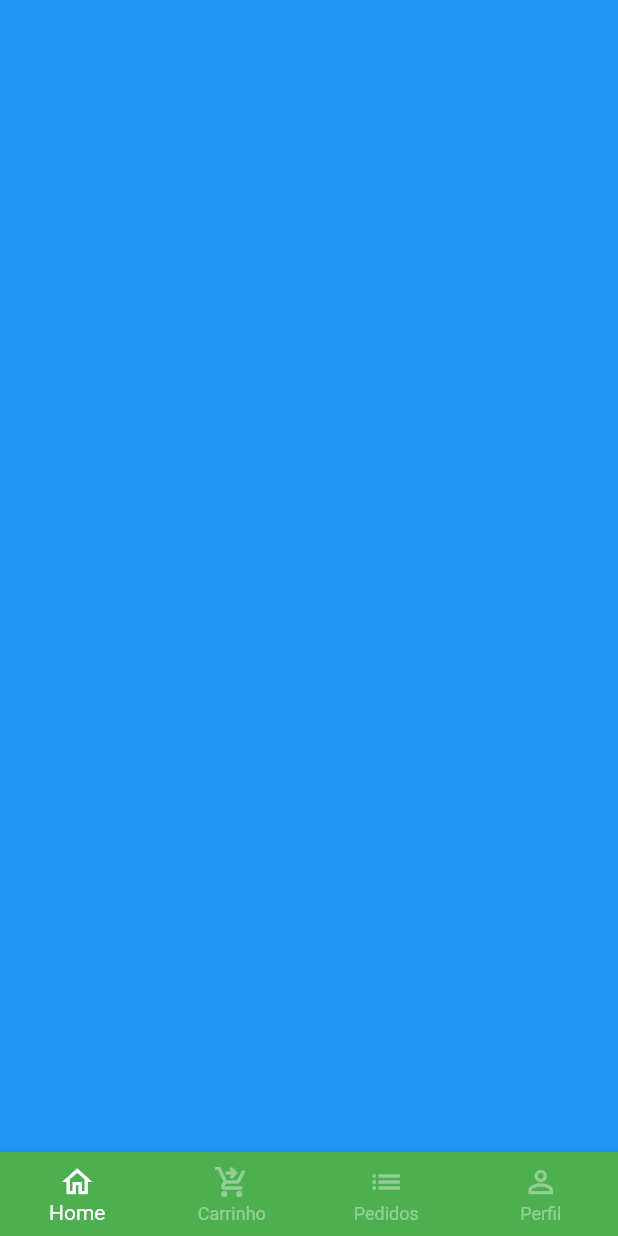
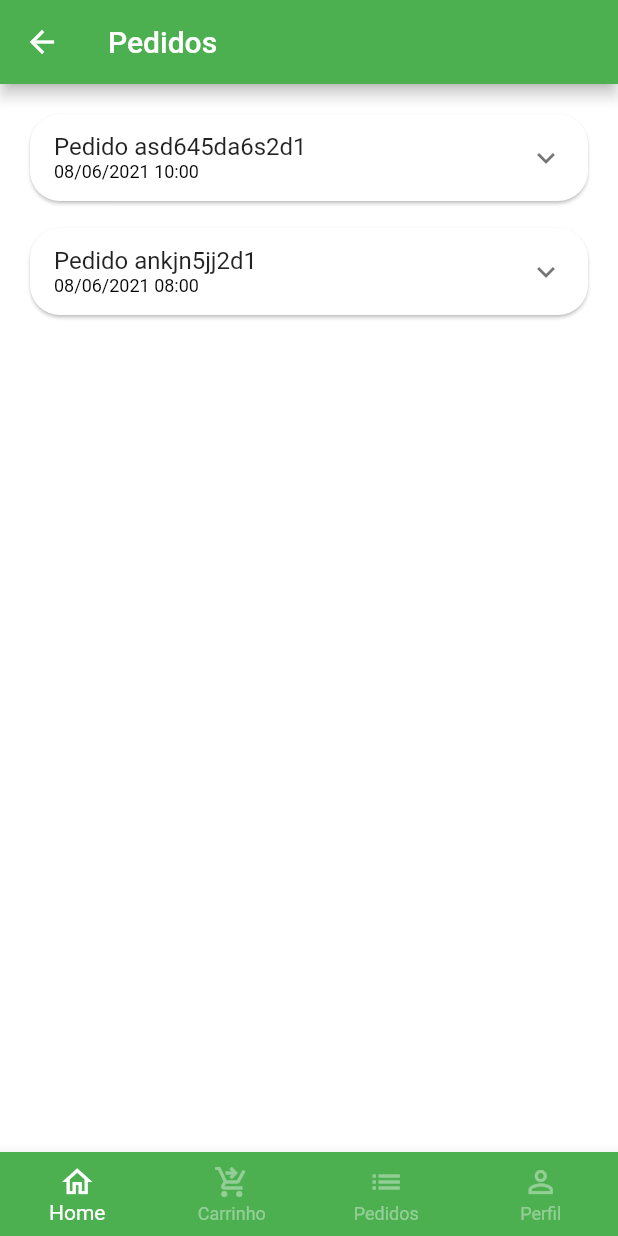
Before and after one commit to BREstrai/quitanda, a Flutter app: the BaseScreen screen opened directly, swiped to page 3, on a phone screen of 412 x 824 dp. Run offline on Flutter 3.47's test engine with Material 2 defaults, Android fonts, the phone set to English and light mode, and no system bars; our stand-ins replace animated_text_kit, badges, mask_text_input_formatter.

Commit message:
Adicionando todos status do pedido

```diff
--- a/lib/src/config/app_data.dart
+++ b/lib/src/config/app_data.dart
@@ -1,5 +1,6 @@
 import 'package:quitanda/src/models/cart_item_model.dart';
 import 'package:quitanda/src/models/item_model.dart';
+import 'package:quitanda/src/models/order_model.dart';
 import 'package:quitanda/src/models/user_model.dart';
 
 ItemModel maca = ItemModel(
@@ -95,3 +96,46 @@ UserModel userModel = UserModel(
     email: "brunoestrai@gmail.com",
     phone: "46988275899",
     cpf: "00000000000");
+
+List<OrderModel> orders = [
+  OrderModel(
+    id: 'asd645da6s2d1',
+    createdDateTime: DateTime.parse('2021-06-08 10:00:10.158'),
+    overdueDateTime: DateTime.parse('2021-06-08 11:00:10.158'),
+    items: [
+      CartItemModel(
+        item: maca,
+        quantity: 2,
+      ),
+      CartItemModel(
+        item: papaya,
+        quantity: 5,
+      ),
+      CartItemModel(
+        item: uva,
+        quantity: 2,
+      ),
+    ],
+    status: 'refunded',
+    copyAndPast: 'q1w2e3r4t5y6',
+    total: 11.0,
+  ),
+  OrderModel(
+    id: 'ankjn5jj2d1',
+    createdDateTime: DateTime.parse('2021-06-08 08:00:10.158'),
+    overdueDateTime: DateTime.parse('2023-02-19 23:00:10.158'),
+    items: [
+      CartItemModel(
+        item: manga,
+        quantity: 2,
+      ),
+      CartItemModel(
+        item: kiwi,
+        quantity: 2,
+      ),
+    ],
+    status: 'refunded',
+    copyAndPast: 'q1w2e3r4t5y6',
+    total: 11.0,
+  ),
+];
--- /dev/null
+++ b/lib/src/models/order_model.dart
@@ -0,0 +1,21 @@
+import 'package:quitanda/src/models/cart_item_model.dart';
+
+class OrderModel {
+  String id;
+  DateTime createdDateTime;
+  DateTime overdueDateTime;
+  List<CartItemModel> items;
+  String status;
+  String copyAndPast;
+  double total;
+
+  OrderModel({
+    required this.id,
+    required this.createdDateTime,
+    required this.overdueDateTime,
+    required this.items,
+    required this.status,
+    required this.copyAndPast,
+    required this.total,
+  });
+}
--- a/lib/src/pages/base/base_screen.dart
+++ b/lib/src/pages/base/base_screen.dart
@@ -1,6 +1,7 @@
 import 'package:flutter/material.dart';
 import 'package:quitanda/src/pages/cart/cart_tab.dart';
 import 'package:quitanda/src/pages/home/home_tab.dart';
+import 'package:quitanda/src/pages/orders/orders_tab.dart';
 import 'package:quitanda/src/pages/profile/profile_tab.dart';
 
 class BaseScreen extends StatefulWidget {
@@ -21,13 +22,11 @@ class _BaseScreenState extends State<BaseScreen> {
       body: PageView(
         physics: const NeverScrollableScrollPhysics(),
         controller: pageController,
-        children: [
-          const HomeTab(),
-          const CartTab(),
-          Container(
-            color: Colors.blue,
-          ),
-          const ProfileTab(),
+        children: const [
+          HomeTab(),
+          CartTab(),
+          OrderTab(),
+          ProfileTab(),
         ],
       ),
       bottomNavigationBar: BottomNavigationBar(
--- a/lib/src/pages/cart/cart_tab.dart
+++ b/lib/src/pages/cart/cart_tab.dart
@@ -3,7 +3,7 @@ import 'package:quitanda/src/config/app_data.dart';
 import 'package:quitanda/src/config/custom_colors.dart';
 import 'package:quitanda/src/models/cart_item_model.dart';
 import 'package:quitanda/src/pages/cart/components/cart_tile.dart';
-import 'package:quitanda/src/services/utils_Service.dart';
+import 'package:quitanda/src/services/utils_service.dart';
 import 'package:quitanda/src/config/app_data.dart' as appData;
 
 class CartTab extends StatefulWidget {
--- a/lib/src/pages/cart/components/cart_tile.dart
+++ b/lib/src/pages/cart/components/cart_tile.dart
@@ -3,7 +3,7 @@ import 'package:quitanda/src/config/app_data.dart';
 import 'package:quitanda/src/config/custom_colors.dart';
 import 'package:quitanda/src/models/cart_item_model.dart';
 import 'package:quitanda/src/pages/common_widgets/quantity_widget.dart';
-import 'package:quitanda/src/services/utils_Service.dart';
+import 'package:quitanda/src/services/utils_service.dart';
 
 class CartTile extends StatefulWidget {
   const CartTile({
--- a/lib/src/pages/home/components/item_tile.dart
+++ b/lib/src/pages/home/components/item_tile.dart
@@ -3,7 +3,7 @@ import 'package:flutter/material.dart';
 import 'package:quitanda/src/config/custom_colors.dart';
 import 'package:quitanda/src/models/item_model.dart';
 import 'package:quitanda/src/pages/product/product_screen.dart';
-import 'package:quitanda/src/services/utils_Service.dart';
+import 'package:quitanda/src/services/utils_service.dart';
 
 class ItemTile extends StatelessWidget {
   final ItemModel item;
--- /dev/null
+++ b/lib/src/pages/orders/components/order_tab.dart
@@ -0,0 +1,114 @@
+import 'package:flutter/material.dart';
+import 'package:flutter/src/foundation/key.dart';
+import 'package:flutter/src/widgets/framework.dart';
+import 'package:quitanda/src/models/cart_item_model.dart';
+import 'package:quitanda/src/models/order_model.dart';
+import 'package:quitanda/src/pages/orders/components/order_status_widget.dart';
+import 'package:quitanda/src/services/utils_Service.dart';
+
+class OrderTile extends StatelessWidget {
+  OrderTile({
+    Key? key,
+    required this.order,
+  }) : super(key: key);
+
+  final OrderModel order;
+  final UtilsServices utilsServices = UtilsServices();
+
+  @override
+  Widget build(BuildContext context) {
+    return Card(
+      shape: RoundedRectangleBorder(
+        borderRadius: BorderRadius.circular(20),
+      ),
+      child: Theme(
+        data: Theme.of(context).copyWith(
+          dividerColor: Colors.transparent,
+        ),
+        child: ExpansionTile(
+          title: Column(
+            mainAxisSize: MainAxisSize.min,
+            crossAxisAlignment: CrossAxisAlignment.start,
+            children: [
+              Text('Pedido ${order.id}'),
+              Text(
+                utilsServices.formatDateTime(order.createdDateTime),
+                style: const TextStyle(
+                  fontSize: 12,
+                  color: Colors.black,
+                ),
+              ),
+            ],
+          ),
+          childrenPadding: const EdgeInsets.fromLTRB(16, 0, 16, 16),
+          children: [
+            SizedBox(
+              height: 150,
+              child: Row(
+                children: [
+                  Expanded(
+                    flex: 3,
+                    child: Container(
+                      child: ListView(
+                        children: order.items.map((orderItem) {
+                          return _OrderItemWidget(
+                            utilsServices: utilsServices,
+                            orderItem: orderItem,
+                          );
+                        }).toList(),
+                      ),
+                    ),
+                  ),
+                  VerticalDivider(
+                    color: Colors.grey.shade300,
+                    thickness: 2,
+                    width: 8,
+                  ),
+                  Expanded(
+                    flex: 2,
+                    child: OrderStatusWidget(
+                        status: order.status,
+                        isOverdue:
+                            order.overdueDateTime.isBefore(DateTime.now())),
+                  ),
+                ],
+              ),
+            ),
+          ],
+        ),
+      ),
+    );
+  }
+}
+
+class _OrderItemWidget extends StatelessWidget {
+  const _OrderItemWidget({
+    Key? key,
+    required this.utilsServices,
+    required this.orderItem,
+  }) : super(key: key);
+
+  final UtilsServices utilsServices;
+  final CartItemModel orderItem;
+
+  @override
+  Widget build(BuildContext context) {
+    return Padding(
+      padding: const EdgeInsets.only(bottom: 10),
+      child: Row(
+        children: [
+          Text(
+            '${orderItem.quantity} ${orderItem.item.unit} ',
+            style: const TextStyle(fontWeight: FontWeight.bold),
+          ),
+          Expanded(child: Text(orderItem.item.itemName)),
+          Text(
+            utilsServices.priceToCurrency(
+              orderItem.totalPrice(),
+            ),
+          )
+        ],
+      ),
+    );
+  }
+}
--- /dev/null
+++ b/lib/src/pages/orders/orders_tab.dart
@@ -0,0 +1,23 @@
+import 'package:flutter/material.dart';
+import 'package:quitanda/src/config/app_data.dart' as appData;
+import 'package:quitanda/src/pages/orders/components/order_tab.dart';
+
+class OrderTab extends StatelessWidget {
+  const OrderTab({Key? key}) : super(key: key);
+
+  @override
+  Widget build(BuildContext context) {
+    return Scaffold(
+      appBar: AppBar(
+        title: const Text("Pedidos"),
+      ),
+      body: ListView.separated(
+        padding: const EdgeInsets.all(16),
+        physics: BouncingScrollPhysics(),
+        separatorBuilder: (_, index) => const SizedBox(height: 10),
+        itemBuilder: (_, index) => OrderTile(order: appData.orders[index]),
+        itemCount: appData.orders.length,
+      ),
+    );
+  }
+}
--- a/lib/src/pages/product/product_screen.dart
+++ b/lib/src/pages/product/product_screen.dart
@@ -2,7 +2,7 @@ import 'package:flutter/material.dart';
 import 'package:quitanda/src/config/custom_colors.dart';
 import 'package:quitanda/src/models/item_model.dart';
 import 'package:quitanda/src/pages/common_widgets/quantity_widget.dart';
-import 'package:quitanda/src/services/utils_Service.dart';
+import 'package:quitanda/src/services/utils_service.dart';
 
 class ProductScreen extends StatefulWidget {
   ProductScreen({Key? key, required this.item}) : super(key: key);
--- a/lib/src/services/utils_Service.dart
+++ b/lib/src/services/utils_Service.dart
@@ -1,4 +1,5 @@
 import 'package:intl/intl.dart';
+import 'package:intl/date_symbol_data_local.dart';
 
 class UtilsServices {
   priceToCurrency(double price) {
@@ -6,4 +7,11 @@ class UtilsServices {
 
     return numberFormat.format(price);
   }
+
+  String formatDateTime(DateTime dateTime) {
+    initializeDateFormatting();
+
+    DateFormat dateFormat = DateFormat.yMd('pt_BR').add_Hm();
+    return dateFormat.format(dateTime);
+  }
 }
```
Also changed, not shown: lib/src/pages/orders/components/order_status_widget.dart (added, +121 -0 lines).
